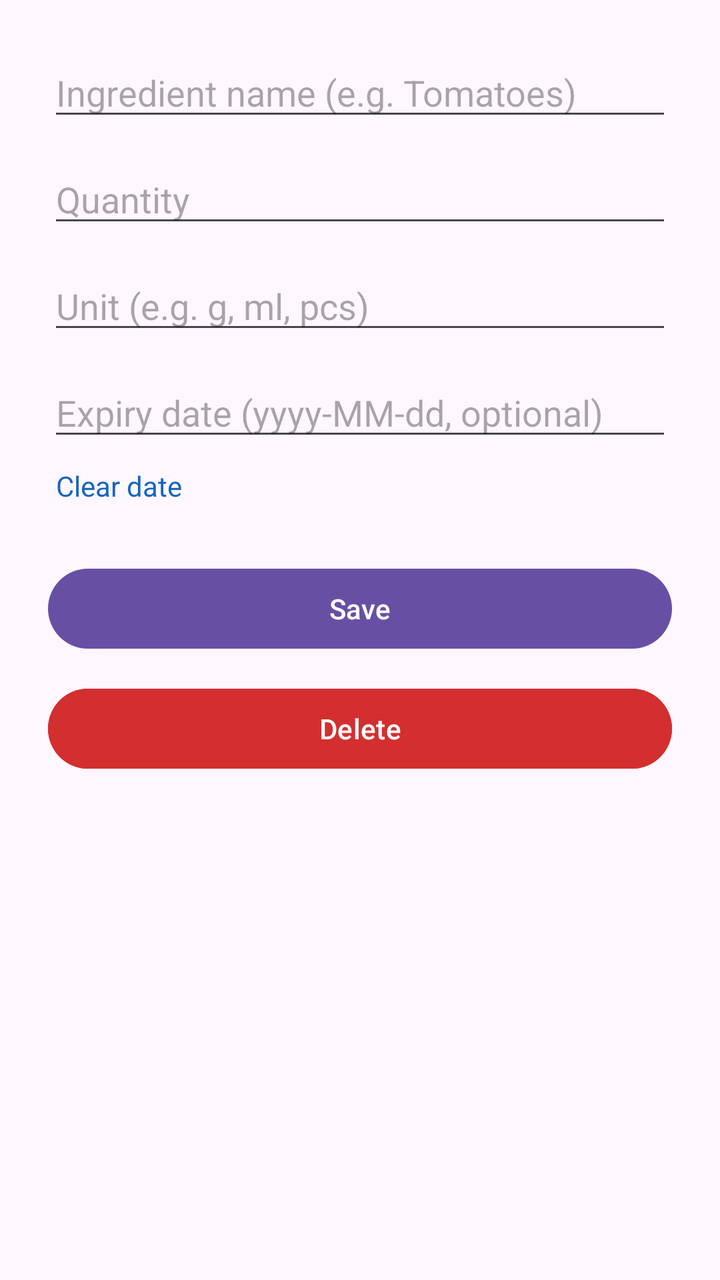
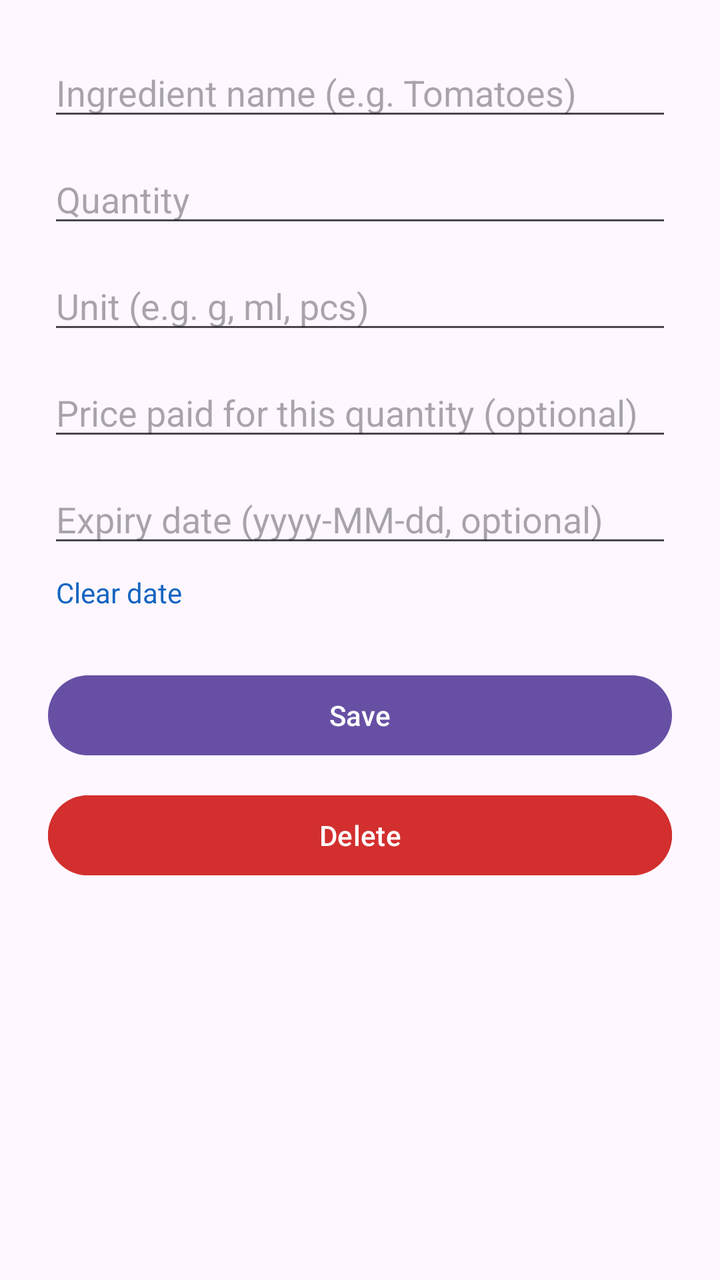

An Android layout rendered at two revisions. The XML below is the earlier revision; the diff shows what the commit changed to produce the second picture.
<!-- AndroidManifest.xml: application theme Theme.SmartPantry -->
<!-- res/layout/activity_add_edit_ingredient.xml -->
<?xml version="1.0" encoding="utf-8"?>
<LinearLayout xmlns:android="http://schemas.android.com/apk/res/android"
    android:layout_width="match_parent"
    android:layout_height="match_parent"
    android:fitsSystemWindows="true"
    android:orientation="vertical"
    android:padding="24dp">

    <EditText
        android:id="@+id/editIngredientName"
        android:layout_width="match_parent"
        android:layout_height="wrap_content"
        android:autofillHints=""
        android:hint="@string/hint_ingredient_name"
        android:inputType="textCapSentences" />

    <EditText
        android:id="@+id/editIngredientQuantity"
        android:layout_width="match_parent"
        android:layout_height="wrap_content"
        android:layout_marginTop="12dp"
        android:autofillHints=""
        android:hint="@string/hint_quantity"
        android:inputType="numberDecimal" />

    <EditText
        android:id="@+id/editIngredientUnit"
        android:layout_width="match_parent"
        android:layout_height="wrap_content"
        android:layout_marginTop="12dp"
        android:autofillHints=""
        android:hint="@string/hint_unit" />

    <EditText
        android:id="@+id/editIngredientExpiry"
        android:layout_width="match_parent"
        android:layout_height="wrap_content"
        android:layout_marginTop="12dp"
        android:autofillHints=""
        android:hint="@string/hint_expiry"
        android:focusable="false"
        android:clickable="true"
        android:cursorVisible="false" />

    <TextView
        android:id="@+id/buttonClearExpiry"
        android:layout_width="wrap_content"
        android:layout_height="wrap_content"
        android:layout_marginTop="4dp"
        android:text="@string/clear_expiry_date"
        android:textColor="#1565C0"
        android:padding="4dp" />

    <Button
        android:id="@+id/buttonSave"
        android:layout_width="match_parent"
        android:layout_height="wrap_content"
        android:layout_marginTop="24dp"
        android:text="@string/save" />

    <Button
        android:id="@+id/buttonDelete"
        android:layout_width="match_parent"
        android:layout_height="wrap_content"
        android:layout_marginTop="12dp"
        android:text="@string/delete"
        android:backgroundTint="#D32F2F" />

</LinearLayout>
<!-- resources referenced by this layout -->
<resources>
  <string name="clear_expiry_date">Clear date</string>
  <string name="delete">Delete</string>
  <string name="hint_expiry">Expiry date (yyyy-MM-dd, optional)</string>
  <string name="hint_ingredient_name">Ingredient name (e.g. Tomatoes)</string>
  <string name="hint_quantity">Quantity</string>
  <string name="hint_unit">Unit (e.g. g, ml, pcs)</string>
  <string name="save">Save</string>
  <style name="Theme.SmartPantry" parent="Base.Theme.SmartPantry" />
  <style name="Base.Theme.SmartPantry" parent="Theme.Material3.DayNight.NoActionBar">
          
          
      </style>
</resources>

<!-- the commit's change to res/layout/activity_add_edit_ingredient.xml (unified diff, before → after) -->
@@ -30,6 +30,15 @@
         android:layout_marginTop="12dp"
         android:autofillHints=""
         android:hint="@string/hint_unit" />
+
+    <EditText
+        android:id="@+id/editIngredientPrice"
+        android:layout_width="match_parent"
+        android:layout_height="wrap_content"
+        android:layout_marginTop="12dp"
+        android:autofillHints=""
+        android:hint="@string/hint_price"
+        android:inputType="numberDecimal" />
 
     <EditText
         android:id="@+id/editIngredientExpiry"
<!-- resource entries referenced after the edit -->
@@ -4,6 +4,7 @@
   <string name="delete">Delete</string>
   <string name="hint_expiry">Expiry date (yyyy-MM-dd, optional)</string>
   <string name="hint_ingredient_name">Ingredient name (e.g. Tomatoes)</string>
+  <string name="hint_price">Price paid for this quantity (optional)</string>
   <string name="hint_quantity">Quantity</string>
   <string name="hint_unit">Unit (e.g. g, ml, pcs)</string>
   <string name="save">Save</string>
